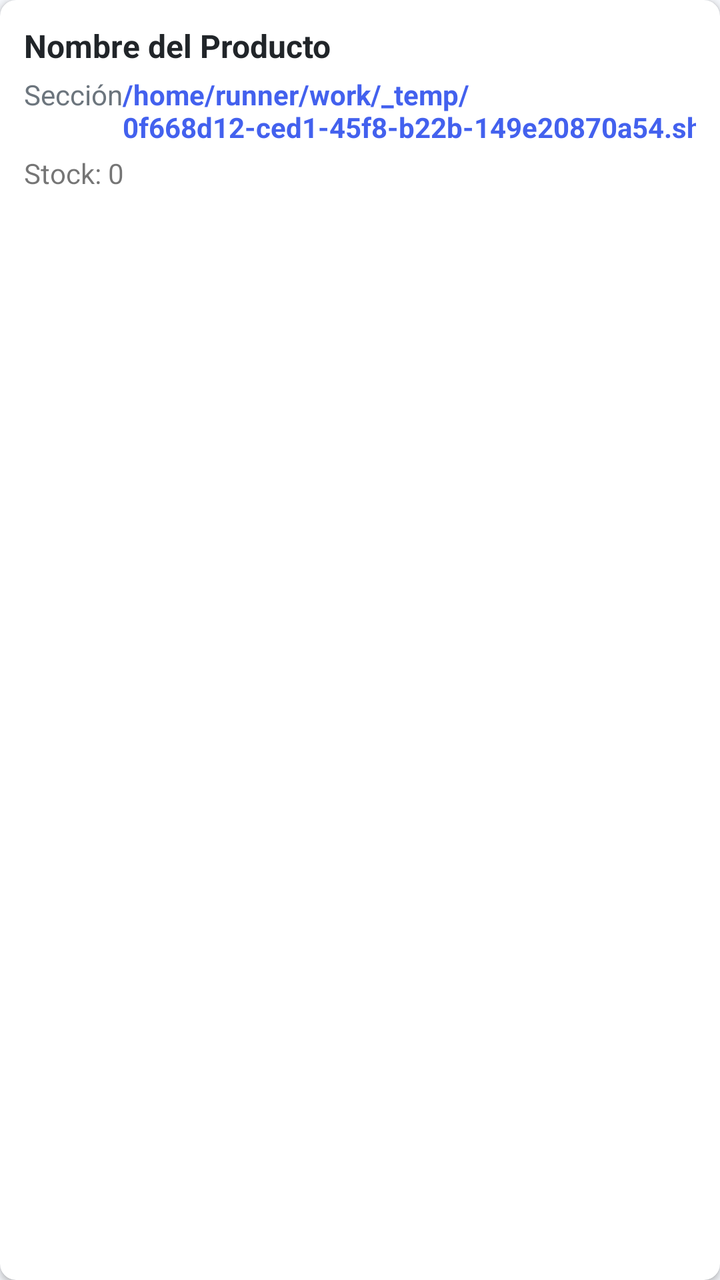
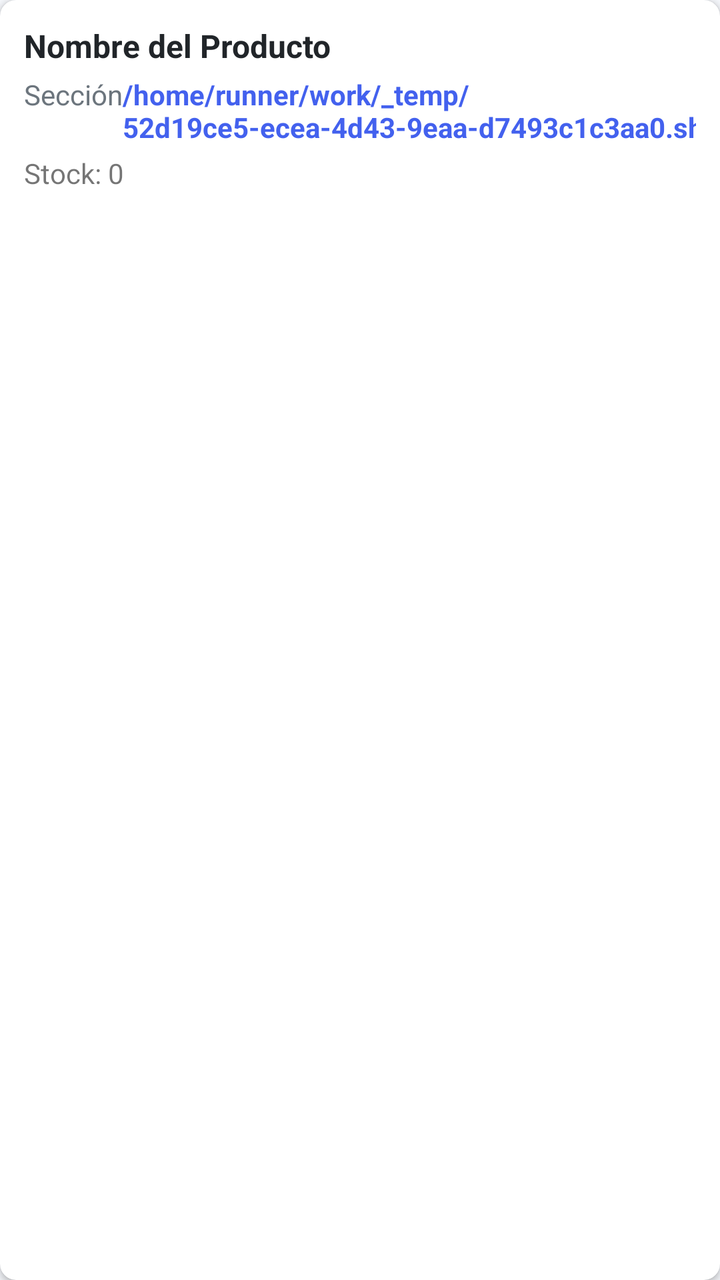

The first picture is an Android layout as it rendered before a commit; the second is the same layout after the commit. The layout source and the unified diff follow.
<!-- AndroidManifest.xml: application theme Theme.OmniVentas -->
<!-- res/layout/item_producto.xml -->
<?xml version="1.0" encoding="utf-8"?>
<androidx.cardview.widget.CardView xmlns:android="http://schemas.android.com/apk/res/android"
    xmlns:app="http://schemas.android.com/apk/res-auto"
    android:layout_width="match_parent"
    android:layout_height="wrap_content"
    android:layout_marginBottom="8dp"
    app:cardCornerRadius="8dp"
    app:cardElevation="2dp">
    <LinearLayout
        android:layout_width="match_parent"
        android:layout_height="wrap_content"
        android:orientation="vertical"
        android:padding="12dp">
        <TextView
            android:id="@+id/tv_nombre"
            android:layout_width="match_parent"
            android:layout_height="wrap_content"
            android:text="Nombre del Producto"
            android:textSize="16sp"
            android:textStyle="bold"
            android:textColor="@color/dark" />
        <LinearLayout
            android:layout_width="match_parent"
            android:layout_height="wrap_content"
            android:orientation="horizontal"
            android:layout_marginTop="4dp">
            <TextView
                android:id="@+id/tv_seccion"
                android:layout_width="0dp"
                android:layout_height="wrap_content"
                android:layout_weight="1"
                android:text="Sección"
                android:textSize="14sp"
                android:textColor="@color/gray" />
            <TextView
                android:id="@+id/tv_precio"
                android:layout_width="wrap_content"
                android:layout_height="wrap_content"
                android:text="/home/runner/work/_temp/0f668d12-ced1-45f8-b22b-149e20870a54.sh.00"
                android:textSize="14sp"
                android:textColor="@color/primary"
                android:textStyle="bold" />
        </LinearLayout>
        <TextView
            android:id="@+id/tv_stock"
            android:layout_width="wrap_content"
            android:layout_height="wrap_content"
            android:text="Stock: 0"
            android:textSize="14sp"
            android:layout_marginTop="4dp" />
    </LinearLayout>
</androidx.cardview.widget.CardView>
<!-- resources referenced by this layout -->
<resources>
  <color name="dark">#212529</color>
  <color name="gray">#6C757D</color>
  <color name="primary">#4361EE</color>
  <style name="Theme.OmniVentas" parent="Theme.MaterialComponents.DayNight.NoActionBar">
          <item name="colorPrimary">@color/primary</item>
          <item name="colorPrimaryVariant">@color/primary_dark</item>
          <item name="colorOnPrimary">@color/white</item>
          <item name="colorSecondary">@color/secondary</item>
          <item name="colorOnSecondary">@color/white</item>
          <item name="android:statusBarColor">@color/primary</item>
          <item name="android:windowBackground">@color/light_gray</item>
      </style>
  <color name="primary_dark">#3A56D4</color>
  <color name="white">#FFFFFF</color>
  <color name="secondary">#3F37C9</color>
  <color name="light_gray">#F5F7FB</color>
</resources>

<!-- the commit's change to res/layout/item_producto.xml (unified diff, before → after) -->
@@ -36,7 +36,7 @@
                 android:id="@+id/tv_precio"
                 android:layout_width="wrap_content"
                 android:layout_height="wrap_content"
-                android:text="/home/runner/work/_temp/0f668d12-ced1-45f8-b22b-149e20870a54.sh.00"
+                android:text="/home/runner/work/_temp/52d19ce5-ecea-4d43-9eaa-d7493c1c3aa0.sh.00"
                 android:textSize="14sp"
                 android:textColor="@color/primary"
                 android:textStyle="bold" />
